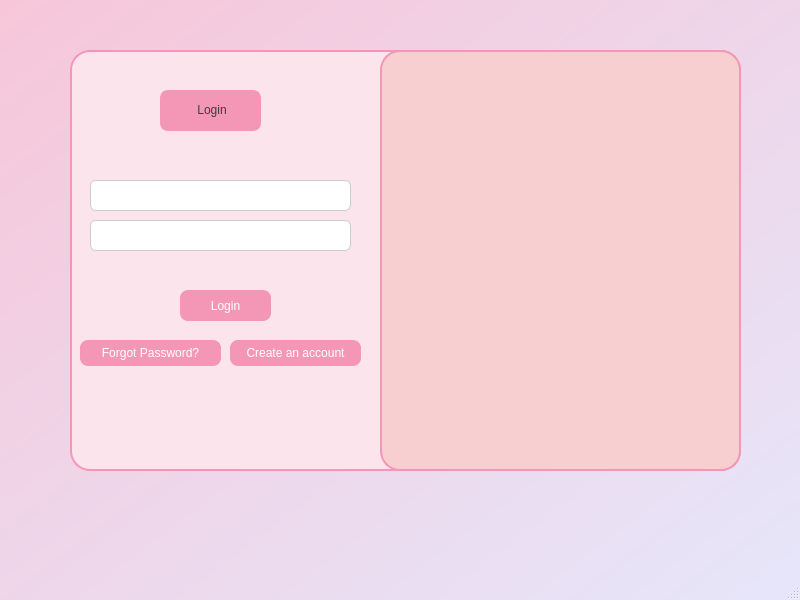
First picture: the form in login.ui, repository sangya23/Periodcare, before the edit.
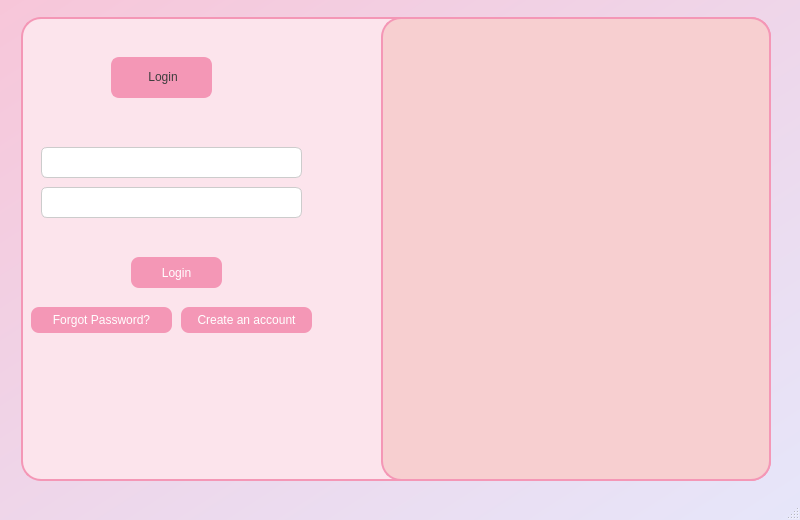
Second picture: the form after the edit. Icons and pictures are not drawn.

Commit message: Changed signup and login

The edit to the form file:
```diff
--- a/login.ui
+++ b/login.ui
@@ -7,7 +7,7 @@
     <x>0</x>
     <y>0</y>
     <width>800</width>
-    <height>600</height>
+    <height>520</height>
    </rect>
   </property>
   <property name="palette">
@@ -242,14 +242,72 @@
 </string>
   </property>
   <widget class="QWidget" name="centralwidget">
+   <layout class="QGridLayout" name="gridLayout">
+    <item row="1" column="2">
+     <spacer name="horizontalSpacer_2">
+      <property name="orientation">
+       <enum>Qt::Orientation::Horizontal</enum>
+      </property>
+      <property name="sizeHint" stdset="0">
+       <size>
+        <width>40</width>
+        <height>20</height>
+       </size>
+      </property>
+     </spacer>
+    </item>
+    <item row="1" column="0">
+     <spacer name="horizontalSpacer">
+      <property name="orientation">
+       <enum>Qt::Orientation::Horizontal</enum>
+      </property>
+      <property name="sizeHint" stdset="0">
+       <size>
+        <width>40</width>
+        <height>20</height>
+       </size>
+      </property>
+     </spacer>
+    </item>
+    <item row="0" column="1">
+     <spacer name="verticalSpacer">
+      <property name="orientation">
+       <enum>Qt::Orientation::Vertical</enum>
+      </property>
+      <property name="sizeHint" stdset="0">
+       <size>
+        <width>20</width>
+        <height>40</height>
+       </size>
+      </property>
+     </spacer>
+    </item>
+    <item row="2" column="2">
+     <spacer name="verticalSpacer_2">
+      <property name="orientation">
+       <enum>Qt::Orientation::Vertical</enum>
+      </property>
+      <property name="sizeHint" stdset="0">
+       <size>
+        <width>20</width>
+        <height>40</height>
+       </size>
+      </property>
+     </spacer>
+    </item>
+    <item row="1" column="1">
    <widget class="QFrame" name="frame">
-    <property name="geometry">
-     <rect>
-      <x>70</x>
-      <y>50</y>
-      <width>671</width>
-      <height>421</height>
-     </rect>
+      <property name="minimumSize">
+       <size>
+        <width>750</width>
+        <height>464</height>
+       </size>
+      </property>
+      <property name="maximumSize">
+       <size>
+        <width>750</width>
+        <height>464</height>
+       </size>
     </property>
     <property name="styleSheet">
      <string notr="true">QFrame {
@@ -364,12 +422,24 @@
     <widget class="QLabel" name="label_2">
      <property name="geometry">
       <rect>
-       <x>310</x>
+         <x>360</x>
        <y>0</y>
-       <width>361</width>
-       <height>421</height>
-      </rect>
-     </property>
+         <width>390</width>
+         <height>464</height>
+        </rect>
+       </property>
+       <property name="minimumSize">
+        <size>
+         <width>390</width>
+         <height>464</height>
+        </size>
+       </property>
+       <property name="maximumSize">
+        <size>
+         <width>390</width>
+         <height>464</height>
+        </size>
+       </property>
      <property name="styleSheet">
       <string notr="true">QLabel
 {
@@ -452,6 +522,8 @@
     <zorder>createaccount</zorder>
     <zorder>forgotpwd</zorder>
    </widget>
+    </item>
+   </layout>
   </widget>
   <widget class="QStatusBar" name="statusbar"/>
   <widget class="QMenuBar" name="menubar">
```
Lines whose indentation alone changed are shown as unchanged. The commit also changes 828 other files.
